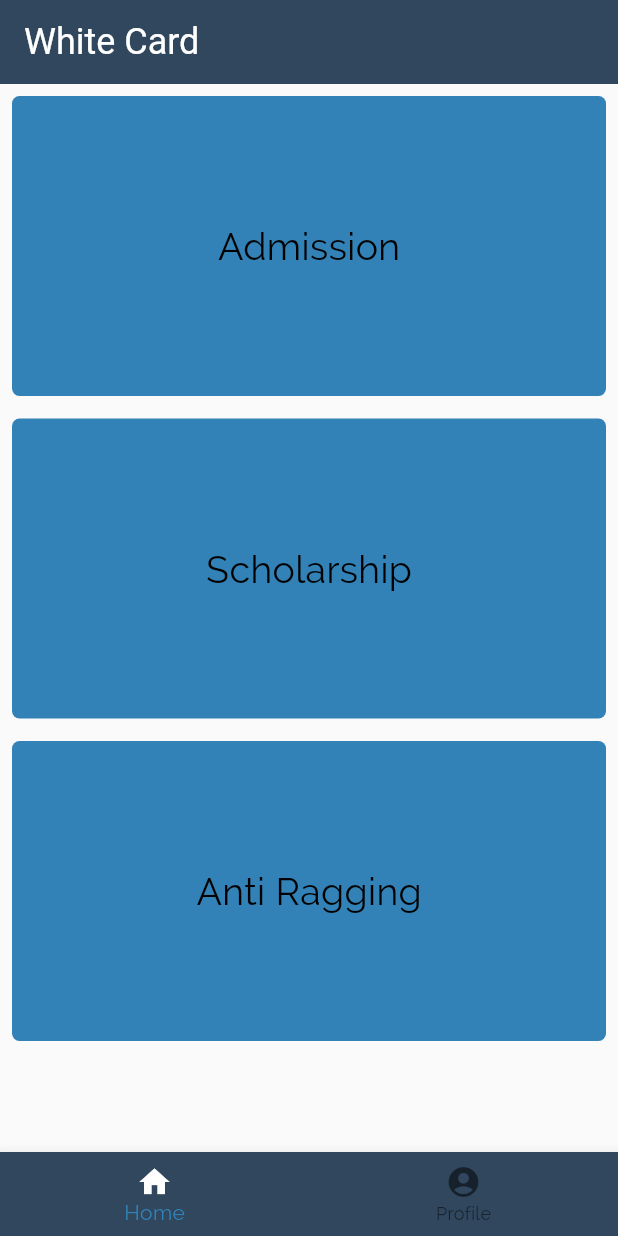
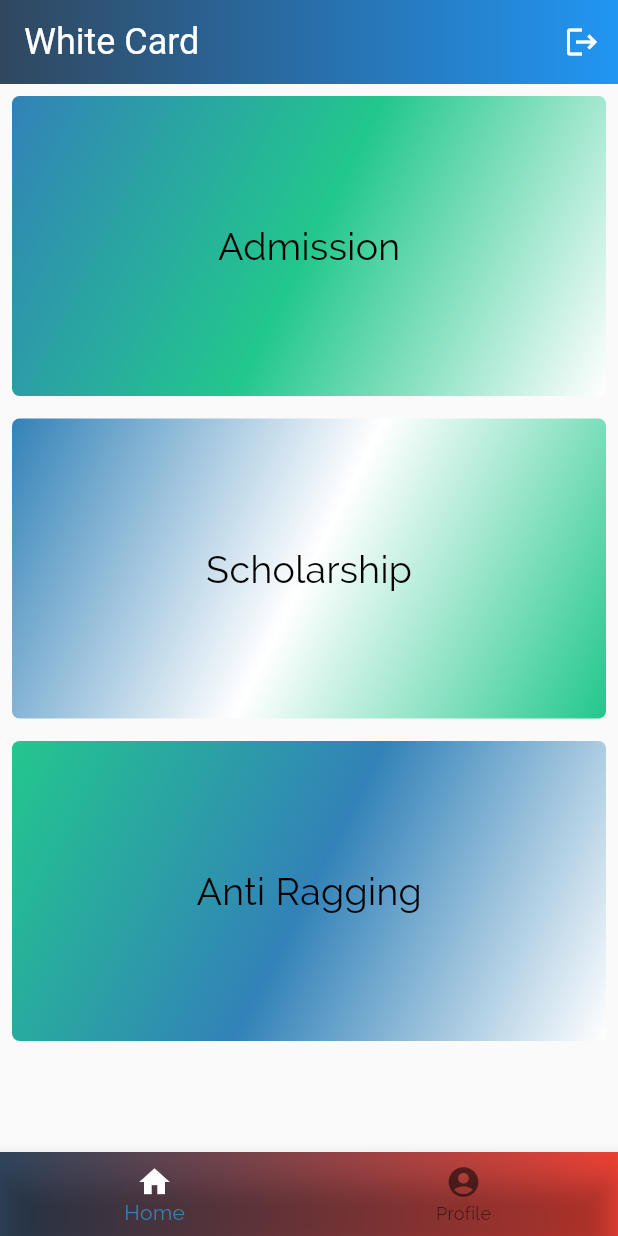
Before and after one commit to hafeezarfi/white_card, a Flutter app: the screen it shows once a user with an empty profile is signed in, on a phone screen of 412 x 824 dp. Run offline on Flutter 3.47's test engine with Material 2 defaults, Android fonts, the phone set to English and light mode, and no system bars; our stand-ins replace bloc, email_validator, equatable, file_picker, firebase_auth, firebase_core and 5 more; missing offline and left inert: encrypt, flutter_downloader; accounts and stored records are empty; project files that could hold a hidden picture were left out.

Commit message:
sign out from dashboard fixed.

```diff
--- a/lib/ui/dashboard/dashboard.dart
+++ b/lib/ui/dashboard/dashboard.dart
@@ -1,4 +1,5 @@
 import 'dart:developer';
+import 'dart:math' as mt;
 
 import 'package:firebase_auth/firebase_auth.dart';
 import 'package:flutter/material.dart';
@@ -17,7 +18,6 @@ class Dashboard extends StatefulWidget {
 class _DashboardState extends State<Dashboard> {
   int _selectedIndex = 0;
 
-  static const List<Widget?> _widgetOptions = [];
   void _onTapItem(int index) {
     setState(() {
       _selectedIndex = index;
@@ -27,9 +27,37 @@ class _DashboardState extends State<Dashboard> {
   @override
   Widget build(BuildContext context) {
     final user = FirebaseAuth.instance.currentUser;
-    return Scaffold(
+    return BlocListener<AuthBloc, AuthState>(
+      listener: (context, state) {
+        if (state is UnAuthenticated) {
+          Navigator.of(context).pushAndRemoveUntil(
+            MaterialPageRoute(
+              builder: (context) => const LoginScreen(),
+            ),
+            (route) => false,
+          );
+        }
+      },
+      child: Scaffold(
         appBar: AppBar(
+          flexibleSpace: Container(
+            decoration: BoxDecoration(
+                gradient: LinearGradient(
+              colors: [
+                Theme.of(context).appBarTheme.backgroundColor!,
+                Colors.blue
+              ],
+            )),
+          ),
           title: const Text("White Card"),
+          actions: [
+            IconButton(
+              onPressed: () {
+                context.read<AuthBloc>().add(SignOutRequested());
+              },
+              icon: const Icon(Icons.logout),
+            ),
+          ],
         ),
         body: _selectedIndex == 1
             ? BlocListener<AuthBloc, AuthState>(
@@ -45,29 +73,57 @@ class _DashboardState extends State<Dashboard> {
                 },
                 child: Center(
                   child: Column(
-                  mainAxisAlignment: MainAxisAlignment.center,
+                    mainAxisAlignment: MainAxisAlignment.start,
                     children: [
-                    Text('Email: \n ${user?.email}'),
+                      const SizedBox(
+                        height: 50,
+                      ),
                       user?.photoURL != null
-                        ? Image.network("${user?.photoURL}")
-                        : Container(),
+                          ? ClipRRect(
+                              borderRadius: BorderRadius.circular(100),
+                              child: Image.network(
+                                "${user?.photoURL}",
+                                width: 200,
+                                fit: BoxFit.fill,
+                                filterQuality: FilterQuality.high,
+                              ),
+                            )
+                          : Container(
+                              height: 300,
+                            ),
+                      const SizedBox(
+                        height: 25,
+                      ),
+                      const SizedBox(
+                        height: 25,
+                      ),
                       user?.displayName != null
-                        ? Text('${user?.displayName}')
+                          ? Text(
+                              '${user?.displayName}',
+                              style: const TextStyle(
+                                fontSize: 30,
+                                fontStyle: FontStyle.italic,
+                              ),
+                            )
                           : Container(),
                       const SizedBox(
+                        height: 20,
+                      ),
+                      Text(
+                        '${user?.email}',
+                        style: const TextStyle(
+                          fontSize: 20,
+                        ),
+                      ),
+                      const SizedBox(
                         height: 16,
-                    ),
-                    ElevatedButton(
-                      onPressed: () {
-                        context.read<AuthBloc>().add(SignOutRequested());
-                      },
-                      child: const Text('Sign Out'),
                       ),
                     ],
                   ),
                 ),
               )
-          : Padding(
+            : SingleChildScrollView(
+                child: Padding(
                   padding: const EdgeInsets.all(8.0),
                   child: Column(
                     mainAxisAlignment: MainAxisAlignment.start,
@@ -78,15 +134,26 @@ class _DashboardState extends State<Dashboard> {
                           Navigator.push(
                             context,
                             MaterialPageRoute(
-                          builder: (context) =>  FileUploadPage("Admission"),
+                              builder: (context) =>
+                                  const FileUploadPage("Admission"),
                             ),
                           );
                         },
                         child: Container(
                           height: 200,
                           decoration: const BoxDecoration(
+                              gradient: LinearGradient(
+                                colors: [
+                                  Color(0xff3282B8),
+                                  Color(0xff22c78d),
+                                  Colors.white
+                                ],
+                                begin: Alignment.topLeft,
+                                end: Alignment.bottomRight,
+                              ),
                               color: Color(0xff3282B8),
-                          borderRadius: BorderRadius.all(Radius.circular(5))),
+                              borderRadius:
+                                  BorderRadius.all(Radius.circular(5))),
                           child: const Center(
                             child: Text(
                               'Admission',
@@ -104,15 +171,26 @@ class _DashboardState extends State<Dashboard> {
                           Navigator.push(
                             context,
                             MaterialPageRoute(
-                          builder: (context) =>  FileUploadPage("Scholarship"),
+                              builder: (context) =>
+                                  const FileUploadPage("Scholarship"),
                             ),
                           );
                         },
                         child: Container(
                             height: 200,
                             decoration: const BoxDecoration(
+                                gradient: LinearGradient(
+                                  colors: [
+                                    Color(0xff3282B8),
+                                    Colors.white,
+                                    Color(0xff22c78d)
+                                  ],
+                                  begin: Alignment.topLeft,
+                                  end: Alignment.bottomRight,
+                                ),
                                 color: Color(0xff3282B8),
-                            borderRadius: BorderRadius.all(Radius.circular(5))),
+                                borderRadius:
+                                    BorderRadius.all(Radius.circular(5))),
                             child: const Center(
                               child: Text(
                                 'Scholarship',
@@ -129,15 +207,26 @@ class _DashboardState extends State<Dashboard> {
                           Navigator.push(
                             context,
                             MaterialPageRoute(
-                          builder: (context) =>  FileUploadPage("Anti Ragging"),
+                              builder: (context) =>
+                                  const FileUploadPage("Anti Ragging"),
                             ),
                           );
                         },
                         child: Container(
                             height: 200,
                             decoration: const BoxDecoration(
+                                gradient: LinearGradient(
+                                  colors: [
+                                    Color(0xff22c78d),
+                                    Color(0xff3282B8),
+                                    Colors.white
+                                  ],
+                                  begin: Alignment.topLeft,
+                                  end: Alignment.bottomRight,
+                                ),
                                 color: Color(0xff3282B8),
-                            borderRadius: BorderRadius.all(Radius.circular(5))),
+                                borderRadius:
+                                    BorderRadius.all(Radius.circular(5))),
                             child: const Center(
                               child: Text(
                                 'Anti Ragging',
@@ -148,7 +237,21 @@ class _DashboardState extends State<Dashboard> {
                     ],
                   ),
                 ),
-      bottomNavigationBar: BottomNavigationBar(
+              ),
+        bottomNavigationBar: Container(
+          decoration: BoxDecoration(
+            gradient: LinearGradient(
+              colors: [
+                Theme.of(context).appBarTheme.backgroundColor!,
+                Colors.red
+              ],
+              // stops: const [0.2,1.0],
+              // begin: Alignment.topLeft,
+              // end: Alignment.bottomRight
+            ),
+          ),
+          child: BottomNavigationBar(
+            backgroundColor: Colors.transparent,
             currentIndex: _selectedIndex,
             onTap: _onTapItem,
             items: const [
@@ -162,6 +265,8 @@ class _DashboardState extends State<Dashboard> {
               ),
             ],
           ),
+        ),
+      ),
     );
   }
 }
```
Also changed, not shown: lib/ui/file_upload/file_upload_page.dart (+19 -10 lines), 5 other files. Lines whose indentation alone changed are shown as unchanged.
